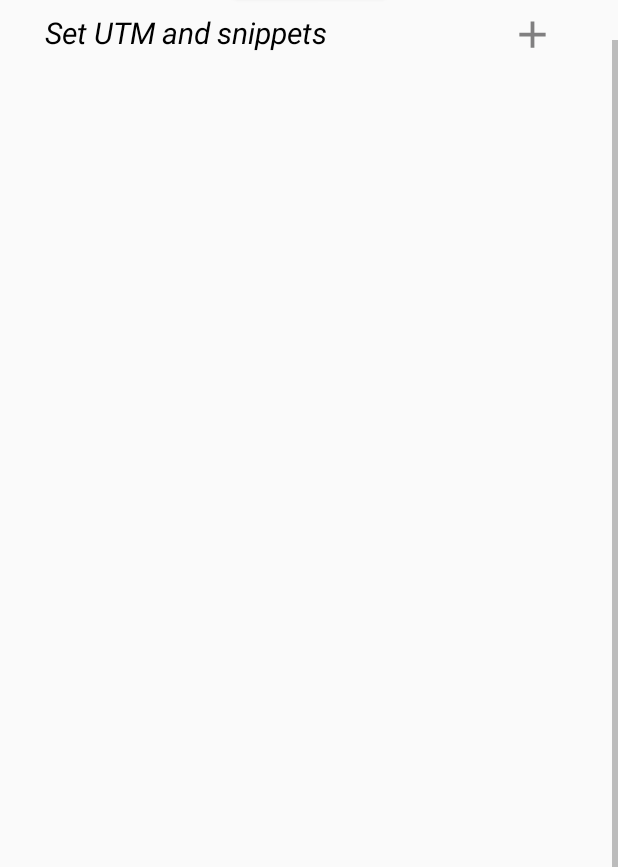
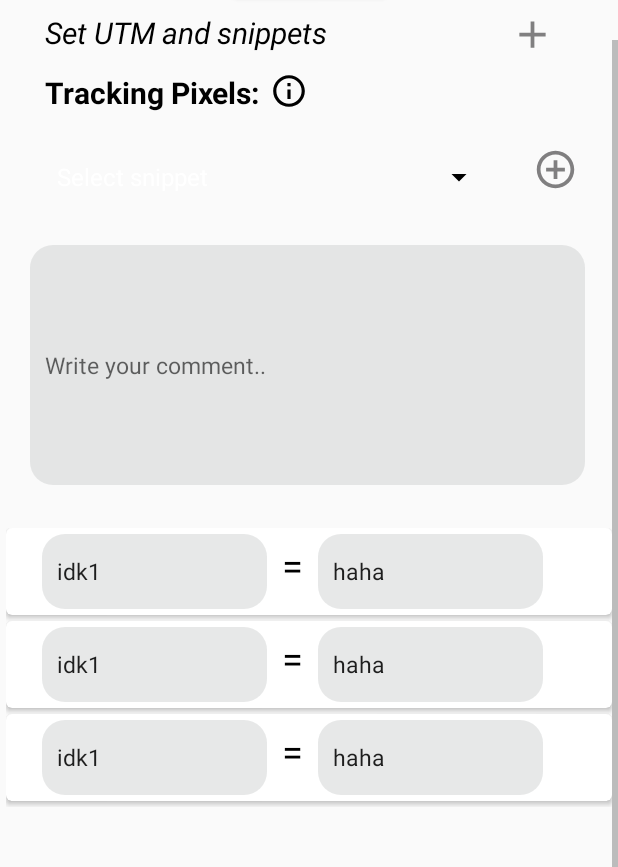
Before and after one commit to linaalkhodair/shorten.rest, an Android app: the screen it shows after launch (MainActivity), scrolled down 214 dp, on a phone screen of 412 x 824 dp, the part 369-1236 px from its top. Run offline under Robolectric (Android 15) with nearby library versions, the phone set to English and light mode, and no system bars.

Commit message:
recycler view for utm

```diff
--- a/app/build.gradle
+++ b/app/build.gradle
@@ -31,6 +31,7 @@ dependencies {
     androidTestImplementation 'androidx.test.espresso:espresso-core:3.1.1'
     implementation("com.squareup.okhttp3:okhttp:4.7.2")
     implementation("com.google.guava:guava:29.0-android")
-
+    implementation 'androidx.recyclerview:recyclerview:1.0.0'
+    implementation 'androidx.cardview:cardview:1.0.0'
 
 }
--- a/app/src/main/AndroidManifest.xml
+++ b/app/src/main/AndroidManifest.xml
@@ -26,7 +26,7 @@
         <activity
             android:name=".MainActivity"
             android:label="@string/app_name"
-            android:theme="@style/AppTheme.NoActionBar"></activity>
+            android:theme="@style/AppTheme.NoActionBar" />
     </application>
 
 </manifest>
--- /dev/null
+++ b/app/src/main/java/com/example/shortenrest/Adapter.java
@@ -0,0 +1,60 @@
+package com.example.shortenrest;
+
+import android.view.LayoutInflater;
+import android.view.View;
+import android.view.ViewGroup;
+import android.widget.EditText;
+import android.widget.TextView;
+
+import androidx.annotation.NonNull;
+import androidx.recyclerview.widget.RecyclerView;
+
+import java.util.ArrayList;
+
+public class Adapter extends RecyclerView.Adapter<Adapter.AdapterViewHolder> {
+
+    private ArrayList<ItemCard>  mArrayList;
+
+    public static class AdapterViewHolder extends RecyclerView.ViewHolder {
+
+        EditText paramEdit;
+        EditText valueEdit;
+        TextView equal;
+
+        public AdapterViewHolder(View itemView) {
+            super(itemView);
+
+            paramEdit = itemView.findViewById(R.id.param);
+            valueEdit = itemView.findViewById(R.id.value);
+            equal = itemView.findViewById(R.id.equal);
+
+        }
+    }
+
+    public Adapter(ArrayList<ItemCard> arrayList) {
+        mArrayList = arrayList;
+    }
+
+    @NonNull
+    @Override
+    public AdapterViewHolder onCreateViewHolder(@NonNull ViewGroup parent, int viewType) {
+        View v = LayoutInflater.from(parent.getContext()).inflate(R.layout.card_item, parent, false);
+        AdapterViewHolder vh = new AdapterViewHolder(v);
+        return vh;
+    }
+
+    @Override
+    public void onBindViewHolder(@NonNull AdapterViewHolder holder, int position) {
+        //passing values
+        ItemCard currentItem = mArrayList.get(position);
+
+        holder.paramEdit.setText(currentItem.getParamEdit());
+        holder.valueEdit.setText(currentItem.getValueEdit());
+        holder.equal.setText(currentItem.getEqual());
+    }
+
+    @Override
+    public int getItemCount() {
+        return mArrayList.size();
+    }
+}
--- a/app/src/main/java/com/example/shortenrest/CreateAliasFrag.java
+++ b/app/src/main/java/com/example/shortenrest/CreateAliasFrag.java
@@ -13,6 +13,8 @@ import android.os.Bundle;
 import androidx.annotation.NonNull;
 import androidx.annotation.Nullable;
 import androidx.fragment.app.Fragment;
+import androidx.recyclerview.widget.LinearLayoutManager;
+import androidx.recyclerview.widget.RecyclerView;
 
 import android.os.StrictMode;
 import android.text.SpannableString;
@@ -37,6 +39,7 @@ import org.json.JSONException;
 import org.json.JSONObject;
 
 import java.io.IOException;
+import java.util.ArrayList;
 
 import okhttp3.MediaType;
 import okhttp3.OkHttpClient;
@@ -68,6 +71,10 @@ public class CreateAliasFrag extends Fragment implements AdapterView.OnItemSelec
     private Context mContext;
 
     SnippetList snippetList;
+
+    private RecyclerView recyclerView;
+    private RecyclerView.Adapter adapter;
+    private RecyclerView.LayoutManager layoutManager;
 
     public void onAttach(Context context) {
         super.onAttach(context);
@@ -101,7 +108,6 @@ public class CreateAliasFrag extends Fragment implements AdapterView.OnItemSelec
             StrictMode.setThreadPolicy(policy);
         }
 
-
         longURL = view.findViewById(R.id.longURL);
         shortURL = view.findViewById(R.id.shortURL);
         shortenBtn = view.findViewById(R.id.shortenBtn);
@@ -114,40 +120,11 @@ public class CreateAliasFrag extends Fragment implements AdapterView.OnItemSelec
         snippetExample = view.findViewById(R.id.snippetExample);
         addSnippet = view.findViewById(R.id.addSnippet);
 
+        buildRecyclerView(view);
 
         //creating dropdown menu
         spinner = view.findViewById(R.id.spinner);
-        String[] items = new String[]{"Select snippet","GoogleAnalytics", "FacebookPixel", "GoogleConversionPixel", "LinkedInPixel", "AdrollPixel", "TaboolaPixel", "BingPixel", "PinterestPixel", "SnapchatPixel"};
-        spinner.setSelection(1);
-        final ArrayAdapter<String> adapter = new ArrayAdapter<>(getActivity().getBaseContext(), android.R.layout.simple_spinner_dropdown_item, items);
-        spinner.setAdapter(adapter);
-
-        spinner.setOnItemSelectedListener(new AdapterView.OnItemSelectedListener()
-        {
-            public void onItemSelected(AdapterView<?> parent, View view, int position, long id)
-            {
-                snippetID = parent.getItemAtPosition(position).toString();
-                Log.d("testLOL",snippetID);
-
-            } // to close the onItemSelected
-            public void onNothingSelected(AdapterView<?> parent)
-            {
-
-            }
-        });
-
-        addSnippet.setOnClickListener(new View.OnClickListener() {
-            @Override
-            public void onClick(View v) {
-                snippetList = new SnippetList(snippetID, "");
-                Log.d("herehehrhe",snippetList.getParameterExample(snippetID));
-                snippetExample.setVisibility(View.VISIBLE);
-                snippetExample.setText(snippetList.getParameterExample(snippetID));
-                isSnippet = true;
-            }
-        });
-
-
+        buildSnippetMenu();
 
         copyIcon.setOnClickListener(new View.OnClickListener() {
             @Override
@@ -202,6 +179,56 @@ public class CreateAliasFrag extends Fragment implements AdapterView.OnItemSelec
     } //end onViewCreated()
 
 
+    private void buildSnippetMenu(){
+
+        String[] items = new String[]{"Select snippet","GoogleAnalytics", "FacebookPixel", "GoogleConversionPixel", "LinkedInPixel", "AdrollPixel", "TaboolaPixel", "BingPixel", "PinterestPixel", "SnapchatPixel"};
+        spinner.setSelection(1);
+        final ArrayAdapter<String> adapter = new ArrayAdapter<>(getActivity().getBaseContext(), android.R.layout.simple_spinner_dropdown_item, items);
+        spinner.setAdapter(adapter);
+
+        spinner.setOnItemSelectedListener(new AdapterView.OnItemSelectedListener()
+        {
+            public void onItemSelected(AdapterView<?> parent, View view, int position, long id)
+            {
+                snippetID = parent.getItemAtPosition(position).toString();
+                Log.d("testLOL",snippetID);
+
+            } // to close the onItemSelected
+            public void onNothingSelected(AdapterView<?> parent)
+            {
+
+            }
+        });
+
+        addSnippet.setOnClickListener(new View.OnClickListener() {
+            @Override
+            public void onClick(View v) {
+                snippetList = new SnippetList(snippetID, "");
+                Log.d("herehehrhe",snippetList.getParameterExample(snippetID));
+                snippetExample.setVisibility(View.VISIBLE);
+                snippetExample.setText(snippetList.getParameterExample(snippetID));
+                isSnippet = true;
+            }
+        });
+
+    }
+
+    private void buildRecyclerView(View view){
+
+        //for testing
+        ArrayList<ItemCard> exampleList = new ArrayList<>(); //change name
+        exampleList.add(new ItemCard("idk1", "haha", "="));
+        exampleList.add(new ItemCard("idk1", "haha", "="));
+        exampleList.add(new ItemCard("idk1", "haha", "="));
+
+        recyclerView = view.findViewById(R.id.recyclerView);
+        recyclerView.setHasFixedSize(true);
+        layoutManager = new LinearLayoutManager(mContext);
+        adapter = new Adapter(exampleList);
+
+        recyclerView.setLayoutManager(layoutManager);
+        recyclerView.setAdapter(adapter);
+    }
 
     @Override
     public void onItemSelected(AdapterView<?> parent, View view, int position, long id) {
--- /dev/null
+++ b/app/src/main/java/com/example/shortenrest/ItemCard.java
@@ -0,0 +1,27 @@
+package com.example.shortenrest;
+
+public class ItemCard {
+
+    private String paramEdit;
+    private String valueEdit;
+    private String equal;
+
+
+    public ItemCard(String paramEdit, String valueEdit, String equal) {
+        this.paramEdit = paramEdit;
+        this.valueEdit = valueEdit;
+        this.equal = equal;
+    }
+
+    public String getParamEdit() {
+        return paramEdit;
+    }
+
+    public String getValueEdit() {
+        return valueEdit;
+    }
+
+    public String getEqual() {
+        return equal;
+    }
+}
--- a/app/src/main/java/com/example/shortenrest/MainActivity.java
+++ b/app/src/main/java/com/example/shortenrest/MainActivity.java
@@ -7,6 +7,7 @@ import android.os.Bundle;
 
 import com.google.android.material.tabs.TabLayout;
 
+import androidx.recyclerview.widget.RecyclerView;
 import androidx.viewpager.widget.ViewPager;
 import androidx.appcompat.app.AppCompatActivity;
 
@@ -16,6 +17,8 @@ import android.view.View;
 import android.widget.ImageView;
 
 import com.example.shortenrest.ui.main.SectionsPagerAdapter;
+
+import java.util.ArrayList;
 
 public class MainActivity extends AppCompatActivity {
 
@@ -41,6 +44,5 @@ public class MainActivity extends AppCompatActivity {
         });
 
 
-
     }
 }
--- /dev/null
+++ b/app/src/main/res/layout/card_item.xml
@@ -0,0 +1,58 @@
+<?xml version="1.0" encoding="utf-8"?>
+<androidx.cardview.widget.CardView xmlns:android="http://schemas.android.com/apk/res/android"
+    android:layout_width="match_parent"
+    android:layout_height="wrap_content"
+    xmlns:app="http://schemas.android.com/apk/res-auto"
+    xmlns:tools="http://schemas.android.com/tools"
+    android:id="@+id/card_item"
+    android:layout_marginBottom="4dp"
+    tools:context=".ItemCard"
+    app:cardCornerRadius="4dp">
+
+
+    <LinearLayout
+        android:layout_width="match_parent"
+        android:layout_height="match_parent"
+        android:orientation="horizontal"
+        android:layout_margin="4dp">
+
+
+        <EditText
+            android:id="@+id/param"
+            android:layout_width="150sp"
+            android:layout_height="50dp"
+            android:layout_marginStart="20dp"
+            android:background="@drawable/round_shape"
+            android:ems="10"
+            android:hint="param"
+            android:padding="@dimen/padd_10"
+            android:textSize="15sp"
+            />
+
+        <TextView
+            android:layout_width="wrap_content"
+            android:layout_height="wrap_content"
+            android:layout_marginStart="10dp"
+            android:id="@+id/equal"
+            android:text="="
+            android:textColor="@color/colorPrimaryDark"
+            android:textSize="25sp" />
+
+        <EditText
+            android:id="@+id/value"
+            android:layout_width="150sp"
+            android:layout_height="50dp"
+            android:layout_marginStart="10dp"
+            android:background="@drawable/round_shape"
+            android:ems="10"
+            android:hint="value"
+            android:padding="@dimen/padd_10"
+            android:textSize="15sp"
+            />
+
+
+
+    </LinearLayout>
+
+
+</androidx.cardview.widget.CardView>
--- a/app/src/main/res/layout/fragment_create_alias.xml
+++ b/app/src/main/res/layout/fragment_create_alias.xml
@@ -128,7 +128,7 @@
             android:id="@+id/relativeLayout"
             android:layout_width="match_parent"
             android:layout_height="match_parent"
-            android:visibility="invisible">
+            android:visibility="visible">
 
             <TextView
                 android:layout_width="wrap_content"
@@ -180,6 +180,14 @@
                 android:textSize="15sp"
                 android:visibility="visible" />
 
+            <androidx.recyclerview.widget.RecyclerView
+                android:id="@+id/recyclerView"
+                android:layout_width="match_parent"
+                android:layout_height="wrap_content"
+                android:layout_marginTop="700sp"
+                android:padding="4dp"
+                android:scrollbars="vertical" />
+
 
         </RelativeLayout>
 
--- a/build.gradle
+++ b/build.gradle
@@ -18,7 +18,9 @@ allprojects {
     repositories {
         google()
         jcenter()
-
+        maven {
+            url "https://maven.google.com"
+        }
     }
 }
 
```
